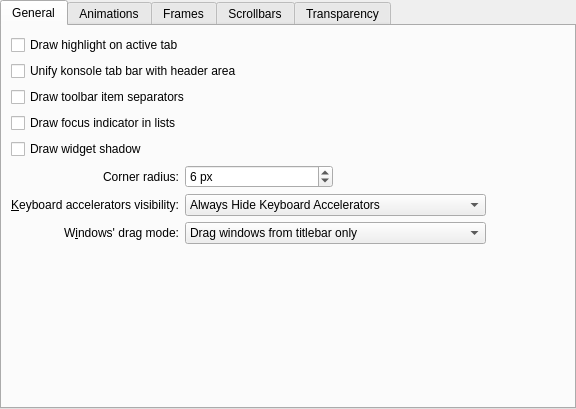
The window that kstyle/config/ui/lightlystyleconfig.ui (Luwx/Lightly) describes before a commit, drawn with Qt 5.
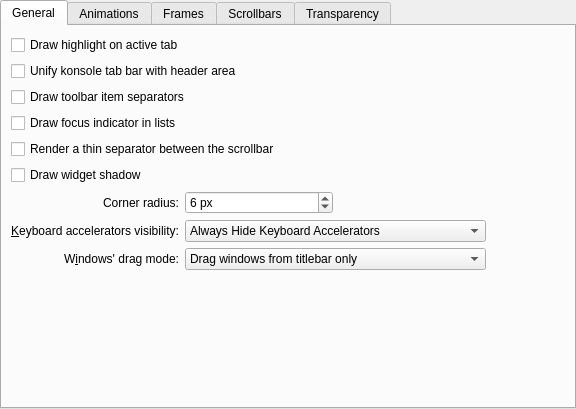
The same window after the commit.

Commit message:
Add an option to disable the thing separtor between the scrollbar
Reference to this Reddit post: https://reddit.com/r/kde/comments/loogpg/why_were_the_scrollbars_changed_to_have_its_own/

Diff of the .ui file:
```diff
--- a/kstyle/config/ui/lightlystyleconfig.ui
+++ b/kstyle/config/ui/lightlystyleconfig.ui
@@ -196,6 +196,13 @@
          </property>
         </widget>
        </item>
+       <item row="4" column="1" colspan="4">
+        <widget class="QCheckBox" name="_renderThinSeperatorBetweenTheScrollBar">
+         <property name="text">
+          <string>Render a thin separator between the scrollbar</string>
+         </property>
+        </widget>
+       </item>
       </layout>
      </widget>
      <widget class="QWidget" name="tab_2">
```
The commit also changes 3 other files.
